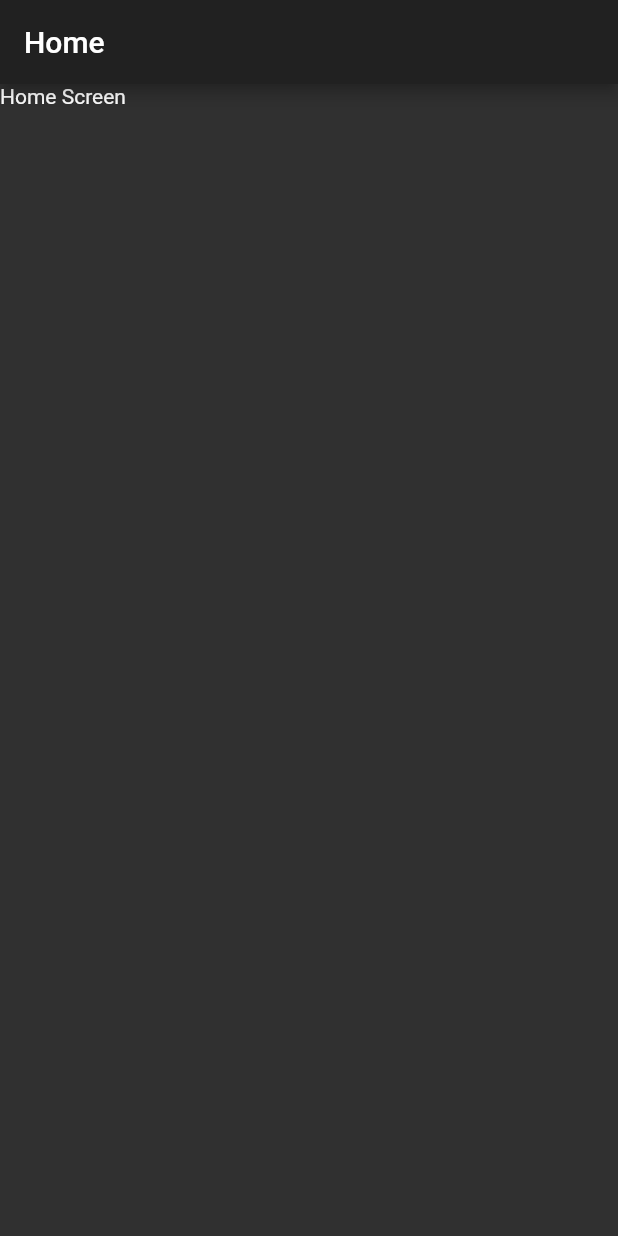
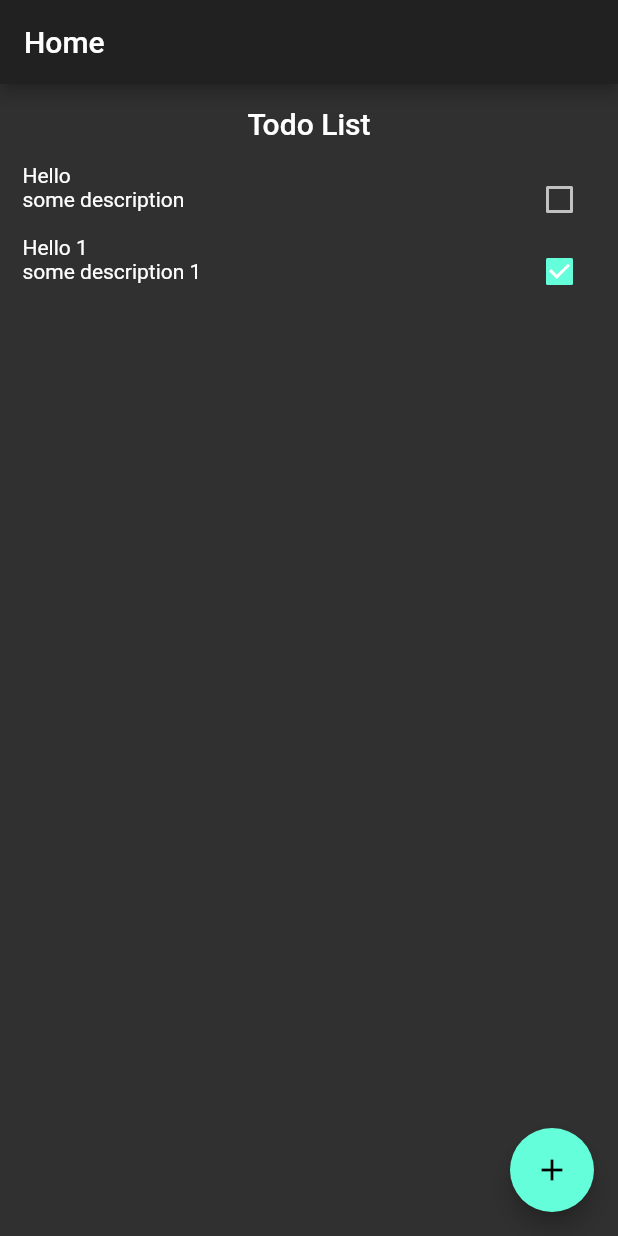
Before and after one commit to ocalvet/family_todo, a Flutter app: the screen it shows after launch, on a phone screen of 412 x 824 dp. Run offline on Flutter 3.47's test engine with Material 2 defaults, Android fonts, the phone set to English and light mode, and no system bars.

Commit message:
Create Todo List widgets

```diff
--- /dev/null
+++ b/lib/models/todo.dart
@@ -0,0 +1,11 @@
+class Todo {
+  final String title;
+  final String description;
+  final bool completed;
+  final DateTime createdAt;
+  final DateTime updatedAt;
+  final String createdBy;
+  final String updatedBy;
+
+  Todo({this.title, this.description, this.completed, this.createdAt, this.updatedAt, this.createdBy, this.updatedBy});
+}
--- a/lib/screens/home_screen.dart
+++ b/lib/screens/home_screen.dart
@@ -1,6 +1,20 @@
+import 'package:family_todo/models/todo.dart';
+import 'package:family_todo/widgets/todo_list.dart';
 import 'package:flutter/material.dart';
 
 class HomeScreen extends StatelessWidget {
+  final List<Todo> todos = [
+    Todo(
+      title: "Hello",
+      description: "some description",
+      completed: false,
+    ),
+    Todo(
+      title: "Hello 1",
+      description: "some description 1",
+      completed: true,
+    ),
+  ];
   @override
   Widget build(BuildContext context) {
     return Scaffold(
@@ -8,7 +22,13 @@ class HomeScreen extends StatelessWidget {
         title: Text('Home'),
       ),
       body: Container(
-        child: Text('Home Screen'),
+        child: TodoList(todos: todos),
+      ),
+      floatingActionButton: FloatingActionButton(
+        onPressed: () {
+          print('Adding new Todo');
+        },
+        child: Icon(Icons.add),
       ),
     );
   }
--- /dev/null
+++ b/lib/widgets/todo_list.dart
@@ -0,0 +1,32 @@
+import 'package:family_todo/models/todo.dart';
+import 'package:family_todo/widgets/todo_tile.dart';
+import 'package:flutter/material.dart';
+
+class TodoList extends StatelessWidget {
+  final List<Todo> todos;
+
+  const TodoList({Key key, this.todos}) : super(key: key);
+
+  @override
+  Widget build(BuildContext context) {
+    return Column(
+      children: <Widget>[
+        Container(
+          padding: EdgeInsets.symmetric(vertical: 15),
+          child: Text('Todo List', style: Theme.of(context).textTheme.title),
+        ),
+        Expanded(
+          child: ListView.builder(
+            itemCount: todos.length,
+            itemBuilder: (BuildContext context, int index) {
+              Todo todo = todos[index];
+              return TodoTile(
+                todo: todo,
+              );
+            },
+          ),
+        ),
+      ],
+    );
+  }
+}
--- /dev/null
+++ b/lib/widgets/todo_tile.dart
@@ -0,0 +1,39 @@
+import 'package:family_todo/models/todo.dart';
+import 'package:flutter/material.dart';
+
+class TodoTile extends StatelessWidget {
+  final Todo todo;
+
+  const TodoTile({Key key, this.todo}) : super(key: key);
+  @override
+  Widget build(BuildContext context) {
+    return GestureDetector(
+      onTap: () {
+        print("${todo.title} clicked");
+      },
+      child: Container(
+        child: Padding(
+          padding: EdgeInsets.symmetric(horizontal: 15.0),
+          child: Row(
+            crossAxisAlignment: CrossAxisAlignment.start,
+            mainAxisAlignment: MainAxisAlignment.start,
+            children: <Widget>[
+              Column(
+                mainAxisAlignment: MainAxisAlignment.start,
+                crossAxisAlignment: CrossAxisAlignment.start,
+                children: <Widget>[
+                  Text(todo.title),
+                  Text(todo.description),
+                ],
+              ),
+              Expanded(child: Container(),),
+              Checkbox(onChanged: (bool value) {
+                print('changing todo ${todo.title} to $value');
+              }, value: todo.completed,)
+            ],
+          ),
+        ),
+      ),
+    );
+  }
+}
```
